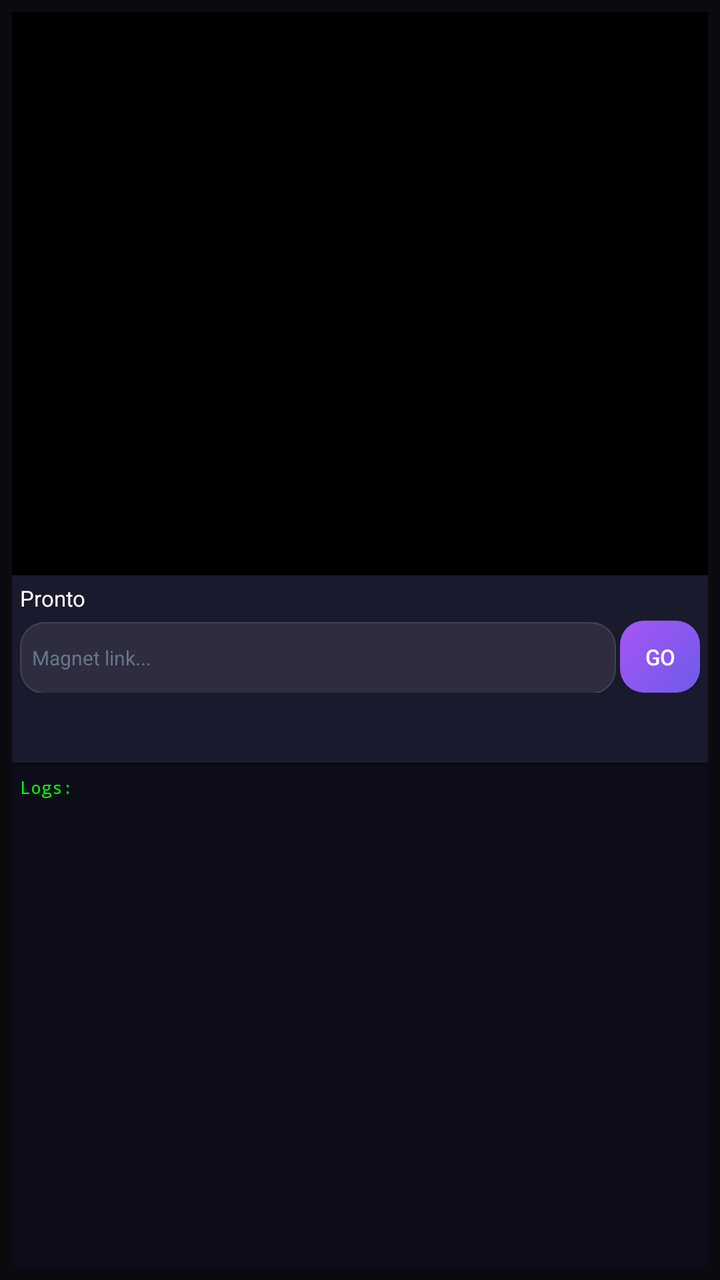
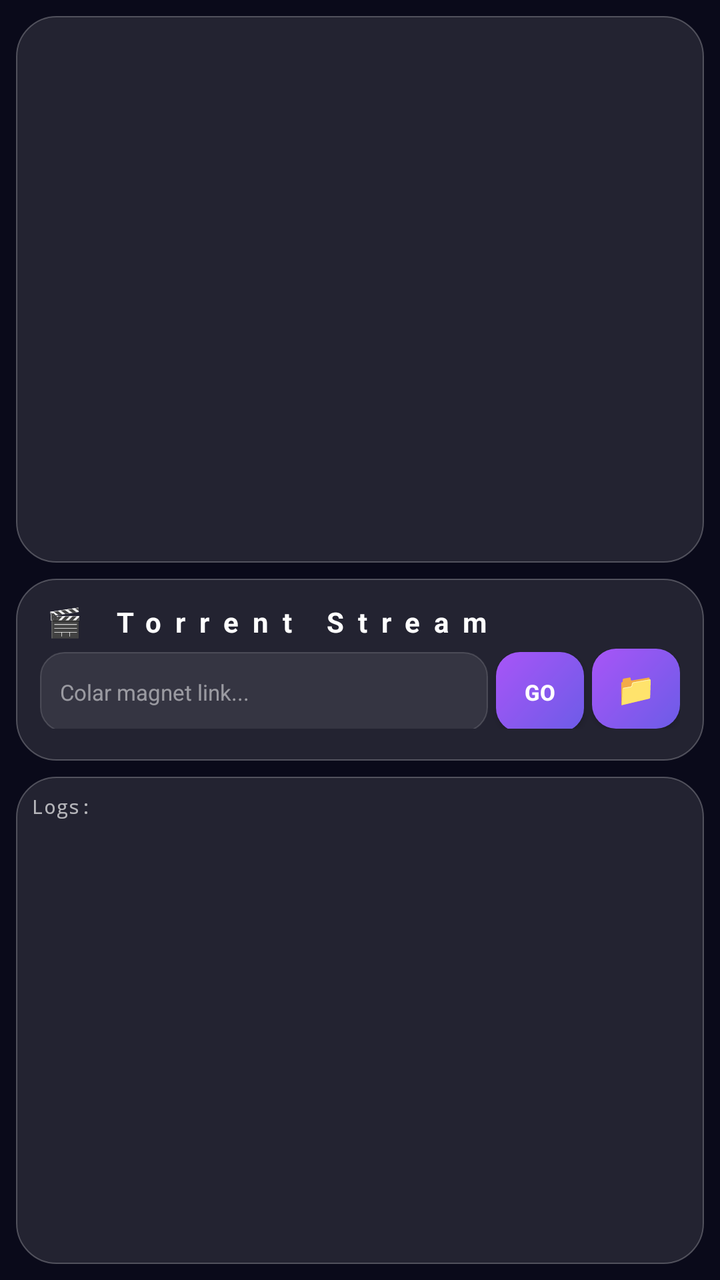

An Android layout rendered at two revisions. The XML below is the earlier revision; the diff shows what the commit changed to produce the second picture.
<!-- AndroidManifest.xml: application theme AppTheme -->
<!-- res/layout/activity_main.xml -->
<?xml version="1.0" encoding="utf-8"?>
<LinearLayout xmlns:android="http://schemas.android.com/apk/res/android"
    android:layout_width="match_parent"
    android:layout_height="match_parent"
    android:orientation="vertical"
    android:background="#0a0a0f"
    android:padding="6dp">
    
    <FrameLayout
        android:layout_width="match_parent"
        android:layout_height="0dp"
        android:layout_weight="45"
        android:background="#000000">
        
        <SurfaceView
            android:id="@+id/video_surface"
            android:layout_width="match_parent"
            android:layout_height="match_parent"
            android:visibility="gone" />
        
        <ProgressBar
            android:id="@+id/spinner_bar"
            android:layout_width="32dp"
            android:layout_height="32dp"
            android:layout_gravity="center"
            android:indeterminateTint="#6c5ce7"
            android:visibility="gone" />
    </FrameLayout>
    
    <LinearLayout
        android:layout_width="match_parent"
        android:layout_height="0dp"
        android:layout_weight="15"
        android:orientation="vertical"
        android:background="#1a1a2e"
        android:padding="4dp">
        
        <TextView
            android:id="@+id/status_text"
            android:layout_width="match_parent"
            android:layout_height="wrap_content"
            android:text="Pronto"
            android:textColor="#fff"
            android:textSize="11sp" />
        
        <ProgressBar
            android:id="@+id/buffer_bar"
            style="?android:attr/progressBarStyleHorizontal"
            android:layout_width="match_parent"
            android:layout_height="3dp"
            android:progressTint="#6c5ce7"
            android:progressBackgroundTint="#33ffffff"
            android:visibility="gone" />
        
        <LinearLayout
            android:layout_width="match_parent"
            android:layout_height="wrap_content"
            android:orientation="horizontal"
            android:layout_marginTop="4dp">
            
            <EditText
                android:id="@+id/magnet_input"
                android:layout_width="0dp"
                android:layout_height="36dp"
                android:layout_weight="1"
                android:background="@drawable/input_bg"
                android:hint="Magnet link..."
                android:textColorHint="#667788"
                android:padding="6dp"
                android:textColor="#fff"
                android:textSize="10sp" />
            
            <Button
                android:id="@+id/btn_play"
                android:layout_width="40dp"
                android:layout_height="36dp"
                android:layout_marginStart="2dp"
                android:background="@drawable/btn_primary"
                android:text="GO"
                android:textColor="#fff"
                android:textSize="11sp" />
        </LinearLayout>
        
        <LinearLayout
            android:layout_width="match_parent"
            android:layout_height="wrap_content"
            android:orientation="horizontal"
            android:layout_marginTop="4dp">
            
            <Button
                android:id="@+id/btn_watch"
                android:layout_width="0dp"
                android:layout_height="34dp"
                android:layout_weight="1"
                android:background="@drawable/btn_success"
                android:text="▶ ASSISTIR"
                android:textColor="#fff"
                android:textSize="11sp"
                android:visibility="gone" />
            
            <Button
                android:id="@+id/btn_stop"
                android:layout_width="0dp"
                android:layout_height="34dp"
                android:layout_weight="1"
                android:layout_marginStart="4dp"
                android:background="@drawable/btn_danger"
                android:text="⏹ PARAR"
                android:textColor="#fff"
                android:textSize="11sp"
                android:visibility="gone" />
        </LinearLayout>
    </LinearLayout>
    
    <ScrollView
        android:layout_width="match_parent"
        android:layout_height="0dp"
        android:layout_weight="40"
        android:background="#0d0d1a"
        android:layout_marginTop="2dp">
        
        <TextView
            android:id="@+id/debug_text"
            android:layout_width="match_parent"
            android:layout_height="wrap_content"
            android:text="Logs:"
            android:textColor="#00ff00"
            android:textSize="9sp"
            android:fontFamily="monospace"
            android:padding="4dp" />
    </ScrollView>
    
</LinearLayout>
<!-- resources referenced by this layout -->
<resources>
  <!-- drawable btn_danger (drawable) -->
  <?xml version="1.0" encoding="utf-8"?>
  <shape xmlns:android="http://schemas.android.com/apk/res/android">
      <solid android:color="#33ffffff" />
      <corners android:radius="12dp" />
      <stroke android:width="0.5dp" android:color="#44ffffff" />
  </shape>
  <!-- drawable btn_primary (drawable) -->
  <?xml version="1.0" encoding="utf-8"?>
  <shape xmlns:android="http://schemas.android.com/apk/res/android">
      <gradient android:startColor="#6c5ce7" android:endColor="#a855f7" android:angle="135" />
      <corners android:radius="12dp" />
  </shape>
  <!-- drawable btn_success (drawable) -->
  <?xml version="1.0" encoding="utf-8"?>
  <shape xmlns:android="http://schemas.android.com/apk/res/android">
      <gradient android:startColor="#00b894" android:endColor="#00cec9" android:angle="135" />
      <corners android:radius="12dp" />
  </shape>
  <!-- drawable input_bg (drawable) -->
  <?xml version="1.0" encoding="utf-8"?>
  <shape xmlns:android="http://schemas.android.com/apk/res/android">
      <solid android:color="#15ffffff" />
      <corners android:radius="12dp" />
      <stroke android:width="0.5dp" android:color="#25ffffff" />
  </shape>
  <style name="AppTheme" parent="Theme.AppCompat.NoActionBar">
          <item name="android:windowBackground">@color/background</item>
          <item name="android:statusBarColor">@color/background</item>
          <item name="android:navigationBarColor">@color/background</item>
          <item name="colorPrimary">@color/primary</item>
          <item name="colorPrimaryDark">@color/primary_dark</item>
          <item name="colorAccent">@color/accent</item>
      </style>
  <color name="background">#0a0a0f</color>
  <color name="primary">#6c5ce7</color>
  <color name="primary_dark">#5a4bd1</color>
  <color name="accent">#00b894</color>
</resources>

<!-- the commit's change to res/layout/activity_main.xml (unified diff, before → after) -->
@@ -3,14 +3,17 @@
     android:layout_width="match_parent"
     android:layout_height="match_parent"
     android:orientation="vertical"
-    android:background="#0a0a0f"
-    android:padding="6dp">
+    android:background="#0a0a1a"
+    android:padding="8dp">
+    
     
     <FrameLayout
         android:layout_width="match_parent"
         android:layout_height="0dp"
         android:layout_weight="45"
-        android:background="#000000">
+        android:layout_marginBottom="8dp"
+        android:background="@drawable/glass_bg"
+        android:elevation="8dp">
         
         <SurfaceView
             android:id="@+id/video_surface"
@@ -27,107 +30,132 @@
             android:visibility="gone" />
     </FrameLayout>
     
+    
     <LinearLayout
         android:layout_width="match_parent"
         android:layout_height="0dp"
         android:layout_weight="15"
         android:orientation="vertical"
-        android:background="#1a1a2e"
-        android:padding="4dp">
+        android:background="@drawable/glass_bg"
+        android:padding="12dp"
+        android:layout_marginBottom="8dp"
+        android:elevation="8dp">
         
         <TextView
             android:id="@+id/status_text"
             android:layout_width="match_parent"
             android:layout_height="wrap_content"
-            android:text="Pronto"
-            android:textColor="#fff"
-            android:textSize="11sp" />
+            android:text="🎬 Torrent Stream"
+            android:textColor="#FFFFFF"
+            android:textSize="14sp"
+            android:textStyle="bold"
+            android:letterSpacing="0.5"
+            android:layout_marginBottom="4dp" />
         
         <ProgressBar
             android:id="@+id/buffer_bar"
             style="?android:attr/progressBarStyleHorizontal"
             android:layout_width="match_parent"
-            android:layout_height="3dp"
+            android:layout_height="2dp"
             android:progressTint="#6c5ce7"
-            android:progressBackgroundTint="#33ffffff"
-            android:visibility="gone" />
+            android:progressBackgroundTint="#33FFFFFF"
+            android:visibility="gone"
+            android:layout_marginBottom="8dp" />
         
         <LinearLayout
             android:layout_width="match_parent"
             android:layout_height="wrap_content"
-            android:orientation="horizontal"
-            android:layout_marginTop="4dp">
+            android:orientation="horizontal">
             
             <EditText
                 android:id="@+id/magnet_input"
                 android:layout_width="0dp"
-                android:layout_height="36dp"
+                android:layout_height="40dp"
                 android:layout_weight="1"
                 android:background="@drawable/input_bg"
-                android:hint="Magnet link..."
-                android:textColorHint="#667788"
-                android:padding="6dp"
-                android:textColor="#fff"
-                android:textSize="10sp" />
+                android:hint="Colar magnet link..."
+                android:textColorHint="#80FFFFFF"
+                android:inputType="textMultiLine"
+                android:padding="10dp"
+                android:textColor="#FFFFFF"
+                android:textSize="11sp" />
             
             <Button
                 android:id="@+id/btn_play"
-                android:layout_width="40dp"
-                android:layout_height="36dp"
-                android:layout_marginStart="2dp"
+                android:layout_width="44dp"
+                android:layout_height="40dp"
+                android:layout_marginStart="4dp"
                 android:background="@drawable/btn_primary"
                 android:text="GO"
                 android:textColor="#fff"
-                android:textSize="11sp" />
+                android:textStyle="bold"
+                android:textSize="11sp"
+                android:elevation="4dp" />
+            
+            <Button
+                android:id="@+id/btn_torrent"
+                android:layout_width="44dp"
+                android:layout_height="40dp"
+                android:layout_marginStart="4dp"
+                android:background="@drawable/btn_primary"
+                android:text="📁"
+                android:textColor="#fff"
+                android:textSize="16sp"
+                android:elevation="4dp" />
         </LinearLayout>
         
         <LinearLayout
             android:layout_width="match_parent"
             android:layout_height="wrap_content"
             android:orientation="horizontal"
-            android:layout_marginTop="4dp">
+            android:layout_marginTop="8dp">
             
             <Button
                 android:id="@+id/btn_watch"
                 android:layout_width="0dp"
-                android:layout_height="34dp"
+                android:layout_height="38dp"
                 android:layout_weight="1"
                 android:background="@drawable/btn_success"
                 android:text="▶ ASSISTIR"
                 android:textColor="#fff"
-                android:textSize="11sp"
-                android:visibility="gone" />
+                android:textStyle="bold"
+                android:textSize="12sp"
+                android:visibility="gone"
+                android:elevation="4dp" />
             
             <Button
                 android:id="@+id/btn_stop"
                 android:layout_width="0dp"
-                android:layout_height="34dp"
+                android:layout_height="38dp"
                 android:layout_weight="1"
-                android:layout_marginStart="4dp"
+                android:layout_marginStart="6dp"
                 android:background="@drawable/btn_danger"
                 android:text="⏹ PARAR"
                 android:textColor="#fff"
-                android:textSize="11sp"
-                android:visibility="gone" />
+                android:textStyle="bold"
+                android:textSize="12sp"
+                android:visibility="gone"
+                android:elevation="4dp" />
         </LinearLayout>
     </LinearLayout>
+    
     
     <ScrollView
         android:layout_width="match_parent"
         android:layout_height="0dp"
         android:layout_weight="40"
-        android:background="#0d0d1a"
-        android:layout_marginTop="2dp">
+        android:background="@drawable/glass_bg"
+        android:elevation="8dp">
         
         <TextView
             android:id="@+id/debug_text"
             android:layout_width="match_parent"
             android:layout_height="wrap_content"
             android:text="Logs:"
-            android:textColor="#00ff00"
-            android:textSize="9sp"
+            android:textColor="#AAFFFFFF"
+            android:textSize="10sp"
             android:fontFamily="monospace"
-            android:padding="4dp" />
+            android:padding="8dp" />
     </ScrollView>
     
 </LinearLayout>
<!-- resource entries referenced after the edit -->
@@ -18,6 +18,15 @@
   <shape xmlns:android="http://schemas.android.com/apk/res/android">
       <gradient android:startColor="#00b894" android:endColor="#00cec9" android:angle="135" />
       <corners android:radius="12dp" />
+  </shape>
+  <!-- drawable glass_bg (drawable) -->
+  <?xml version="1.0" encoding="utf-8"?>
+  <shape xmlns:android="http://schemas.android.com/apk/res/android">
+      <solid android:color="#1AFFFFFF" />
+      <corners android:radius="20dp" />
+      <stroke
+          android:width="0.5dp"
+          android:color="#40FFFFFF" />
   </shape>
   <!-- drawable input_bg (drawable) -->
   <?xml version="1.0" encoding="utf-8"?>
